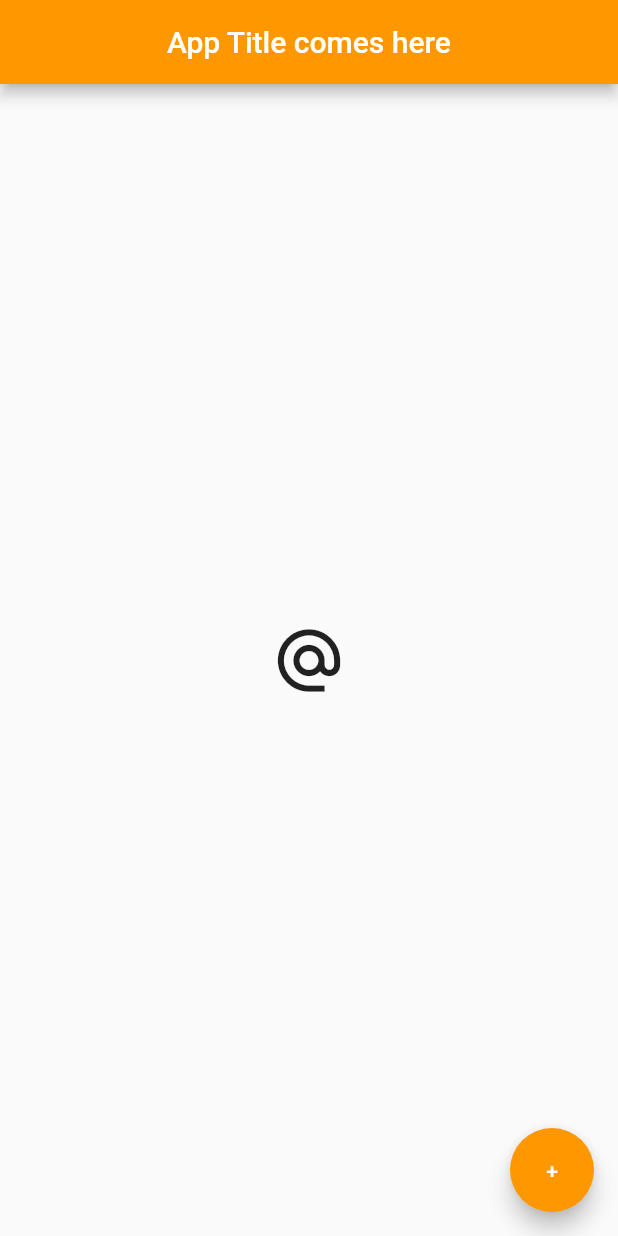
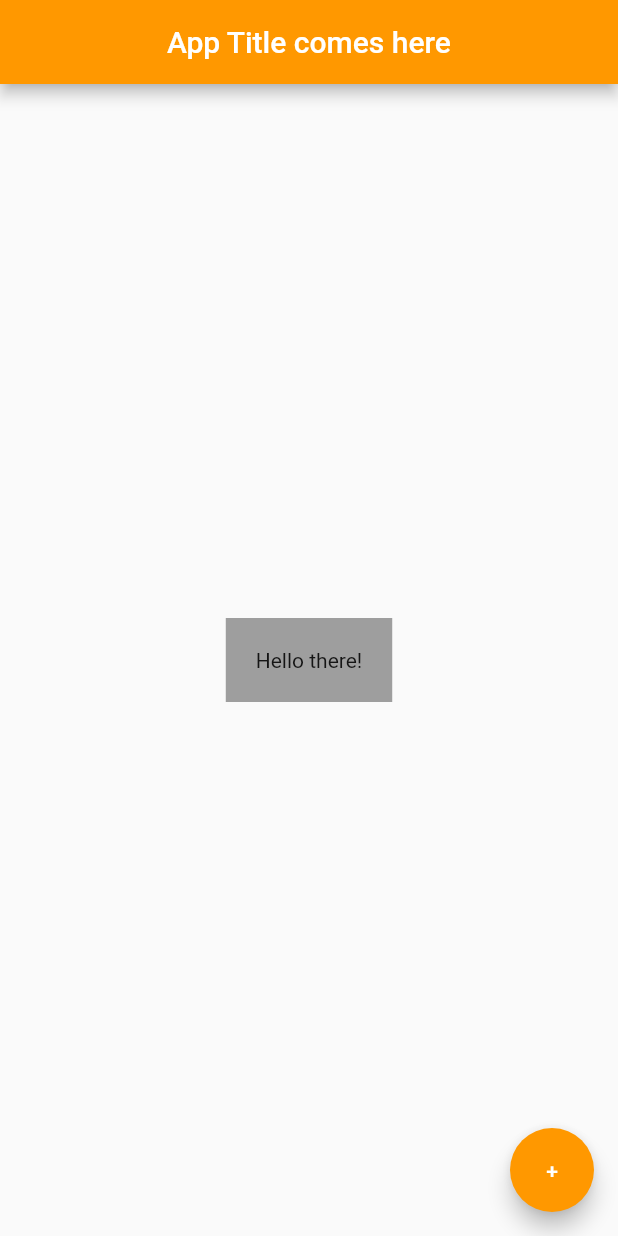
Before and after one commit to visheshks04/flutter-learn, a Flutter app: the screen it shows after launch, on a phone screen of 412 x 824 dp. Run offline on Flutter 3.47's test engine with Material 2 defaults, Android fonts, the phone set to English and light mode, and no system bars.

Commit message:
container

```diff
--- a/lib/main.dart
+++ b/lib/main.dart
@@ -16,10 +16,10 @@ class Home extends StatelessWidget {
         backgroundColor: Colors.orange,
       ),
       body: Center(
-        child: IconButton(
-          onPressed: () {},
-          icon: Icon(Icons.alternate_email),
-          iconSize: 50,
+        child: Container(
+          padding: EdgeInsets.all(20.0),
+          color: Colors.grey,
+          child: Text('Hello there!'),
         ),
       ),
       floatingActionButton: FloatingActionButton(
```
